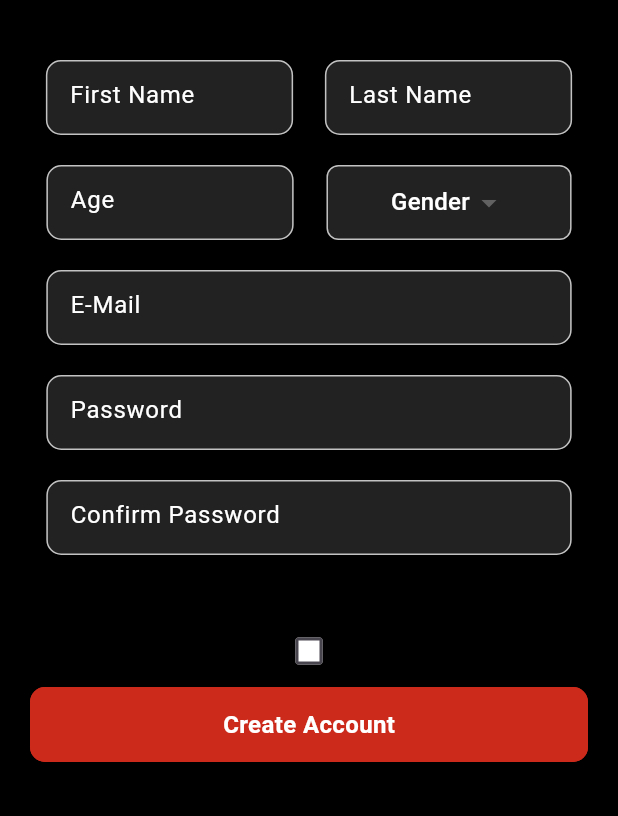
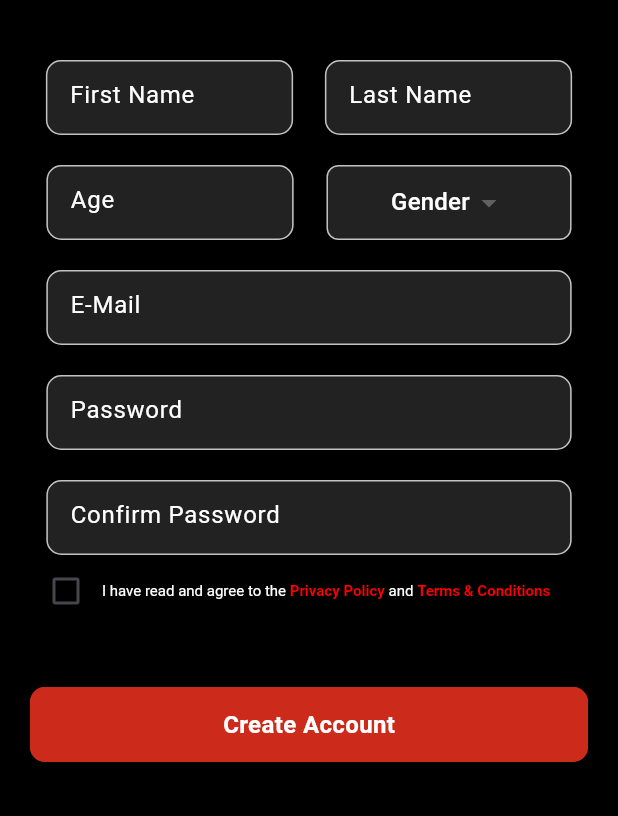
Before and after one commit to AhmadAleqeili2/AAAW-Movie, a Flutter app: the SignUpPage screen opened directly, on a phone screen of 412 x 824 dp, the part 420-1236 px from its top. Run offline on Flutter 3.47's test engine with Material 3 defaults, Android fonts, the phone set to English and light mode, and no system bars.

Commit message:
design update

```diff
--- a/lib/pages/signup_page.dart
+++ b/lib/pages/signup_page.dart
@@ -1,8 +1,13 @@
+import 'package:flutter/gestures.dart';
 import 'package:flutter/material.dart';
+import 'package:just_movie/colors.dart';
 import 'package:just_movie/widgets/custom_button.dart';
 import 'package:just_movie/widgets/custom_text_fields.dart';
 import 'package:just_movie/widgets/gender_options.dart';
+
 TextEditingController genderController = TextEditingController();
+bool isChecked = false;
+
 class SignUpPage extends StatefulWidget {
   const SignUpPage({super.key});
 
@@ -14,7 +19,7 @@ class _SignUpPageState extends State<SignUpPage> {
   @override
   Widget build(BuildContext context) {
     double screenWidth = MediaQuery.of(context).size.width;
-        bool isChecked = false;
+
     return Scaffold(
       backgroundColor: Colors.black,
       body: SingleChildScrollView(
@@ -37,14 +42,14 @@ class _SignUpPageState extends State<SignUpPage> {
                 children: [
                   CustomTextField(
                     hintText: 'First Name',
-                    width: screenWidth *0.4,
+                    width: screenWidth * 0.4,
                     height: 50,
                     fillColor: const Color(0xff222222),
                     hintTextColor: const Color(0XFFFFFFFF),
                   ),
                   CustomTextField(
                     hintText: 'Last Name',
-                    width: screenWidth *0.4,
+                    width: screenWidth * 0.4,
                     height: 50,
                     fillColor: const Color(0xff222222),
                     hintTextColor: const Color(0XFFFFFFFF),
@@ -60,13 +65,13 @@ class _SignUpPageState extends State<SignUpPage> {
                 children: [
                   CustomTextField(
                     hintText: 'Age',
-                    width: screenWidth *0.4,
+                    width: screenWidth * 0.4,
                     height: 50,
                     fillColor: const Color(0xff222222),
                     hintTextColor: const Color(0XFFFFFFFF),
                   ),
-                  GenderDropdown(controller: genderController,
-
+                  GenderDropdown(
+                    controller: genderController,
                   ),
                 ],
               ),
@@ -77,7 +82,7 @@ class _SignUpPageState extends State<SignUpPage> {
                 hintText: 'E-Mail',
                 fillColor: const Color(0xff222222),
                 hintTextColor: const Color(0XFFFFFFFF),
-                width: screenWidth *0.85,
+                width: screenWidth * 0.85,
               ),
               const SizedBox(height: 20),
               CustomTextField(
@@ -85,8 +90,7 @@ class _SignUpPageState extends State<SignUpPage> {
                 obscureText: true,
                 fillColor: const Color(0xff222222),
                 hintTextColor: const Color(0XFFFFFFFF),
-                width: screenWidth *0.85,
-
+                width: screenWidth * 0.85,
               ),
               const SizedBox(height: 20),
               CustomTextField(
@@ -94,34 +98,80 @@ class _SignUpPageState extends State<SignUpPage> {
                 obscureText: true,
                 fillColor: const Color(0xff222222),
                 hintTextColor: const Color(0XFFFFFFFF),
-                width: screenWidth *0.85,
+                width: screenWidth * 0.85,
               ),
-              const SizedBox(height: 20),
 
-              // Terms and Conditions Text
-
-              const SizedBox(height: 20),
+              Row(
+                children: [
                   Checkbox(
                     fillColor: WidgetStateProperty.resolveWith<Color>(
                         (Set<WidgetState> states) {
-      return const Color.fromARGB(255, 255, 255, 255); // اللون عند عدم التحديد
+                      if (!isChecked) {
+                        return primarycolor;
+                      } else {
+                        return const Color.fromARGB(
+                            255, 48, 47, 47); // اللون عند عدم التحديد
+                      }
+                    }),
+                    checkColor: Colors.red,
+                    value: isChecked,
+                    onChanged: (value) {
+                      isChecked = value ?? false;
+                      setState(() {});
                     },
                   ),
-          value: isChecked,
-          onChanged: (bool? value) {
-            setState(() {
-              isChecked = value ?? false;
-            });
+
+
+                  RichText(
+                    textAlign: TextAlign.center, // توسيط النص داخل RichText
+                    text: TextSpan(
+                      style: const TextStyle(
+                          color: Colors.white, fontSize: 10), // النص الافتراضي
+                      children: <TextSpan>[
+                        const TextSpan(
+                          text:
+                              'I have read and agree to the ', // جزء من النص العادي
+                        ),
+                        TextSpan(
+                          text: 'Privacy Policy', // جزء من النص الذي سيكون زر
+                          style: const TextStyle(
+                            color: Color(0XFFFF0000),
+                            fontWeight: FontWeight.bold, // تخصيص مظهر الزر
+                          ),
+                          recognizer: TapGestureRecognizer()
+                            ..onTap = () {
+                              // يمكنك إضافة هنا حدث عند الضغط على الزر
                             },
                         ),
+                        const TextSpan(
+                          text: ' and ', // جزء من النص العادي
+                        ),
+                        TextSpan(
+                          text:
+                              'Terms & Conditions', // جزء من النص الذي سيكون زر
+                          style: const TextStyle(
+                            color: Color(0XFFFF0000),
+                            fontWeight: FontWeight.bold, // تخصيص مظهر الزر
+                          ),
+                          recognizer: TapGestureRecognizer()
+                            ..onTap = () {
+                              // يمكنك إضافة هنا حدث عند الضغط على الزر
+                            },
+                        ),
+                      ],
+                    ),
+                  )
+                ],
+              ),
+              const SizedBox(height: 40),
               // Create Account Button
-              const CustomButton(
+              CustomButton(
                 buttonText: 'Create Account',
-                backgroundColor: Color(0XFFCC2A1B),
-
+                backgroundColor: const Color(0XFFCC2A1B),
                 height: 50,
-                borderColor: Color(0XFFCC2A1B),
+                borderColor: const Color(0XFFCC2A1B),
                 borderWidth: 2,
+                onTap: () {},
               ),
               const SizedBox(height: 20),
             ],
--- a/lib/widgets/custom_text_button.dart
+++ b/lib/widgets/custom_text_button.dart
@@ -1,3 +1,5 @@
+
+// ignore_for_file: file_names
 
 import 'package:flutter/material.dart';
 
--- a/lib/widgets/gender_options.dart
+++ b/lib/widgets/gender_options.dart
@@ -9,10 +9,10 @@ class GenderDropdown extends StatefulWidget {
   });
 
   @override
-  _GenderDropdownState createState() => _GenderDropdownState();
+  GenderDropdownState createState() => GenderDropdownState();
 }
 
-class _GenderDropdownState extends State<GenderDropdown> {
+class GenderDropdownState extends State<GenderDropdown> {
   @override
   Widget build(BuildContext context) {
         double screenWidth = MediaQuery.of(context).size.width;
```
Lines whose indentation alone changed are shown as unchanged.
